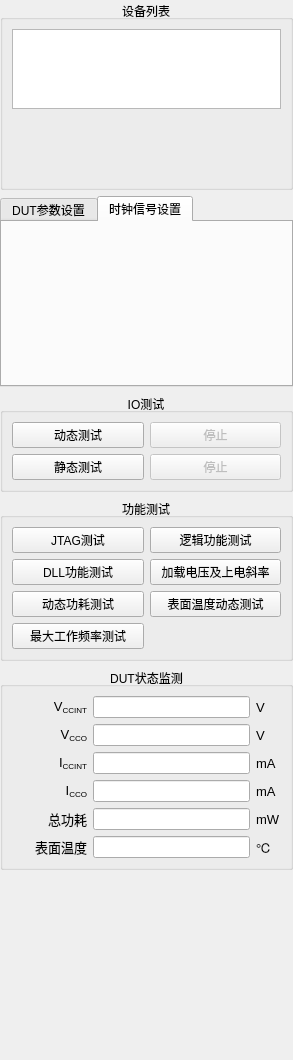
First picture: the form in xqv300/soft/zebra-scope/ControlPanel.ui, repository Quenii/ADCEVM, before the edit.
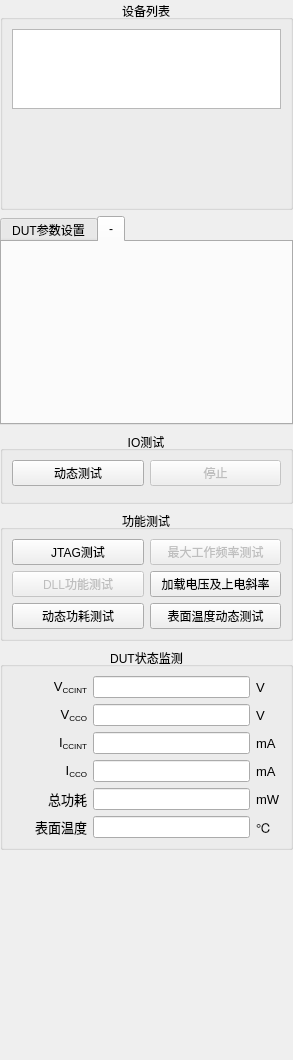
Second picture: the form after the edit. The open tabs and pages were chosen to show the change. Custom widgets are drawn as their Qt base class.

What changed in the file:
```diff
--- a/xqv300/soft/zebra-scope/ControlPanel.ui
+++ b/xqv300/soft/zebra-scope/ControlPanel.ui
@@ -66,6 +66,9 @@
    </item>
    <item>
     <widget class="QTabWidget" name="tabWidget">
+     <property name="enabled">
+      <bool>true</bool>
+     </property>
      <property name="tabPosition">
       <enum>QTabWidget::North</enum>
      </property>
@@ -96,7 +99,7 @@
      </widget>
      <widget class="QWidget" name="tab">
       <attribute name="title">
-       <string>时钟信号设置</string>
+       <string>-</string>
       </attribute>
       <layout class="QVBoxLayout" name="verticalLayout_5">
        <item>
@@ -162,23 +165,6 @@
          <property name="margin">
           <number>0</number>
          </property>
-         <item>
-          <widget class="QPushButton" name="pushButtonStartStaticTest">
-           <property name="text">
-            <string>静态测试</string>
-           </property>
-          </widget>
-         </item>
-         <item>
-          <widget class="QPushButton" name="pushButtonStopStaticTest">
-           <property name="enabled">
-            <bool>false</bool>
-           </property>
-           <property name="text">
-            <string>停止</string>
-           </property>
-          </widget>
-         </item>
         </layout>
        </widget>
       </item>
@@ -214,15 +200,12 @@
           </widget>
          </item>
          <item>
-          <widget class="QPushButton" name="pushButtonLogicTest">
-           <property name="sizePolicy">
-            <sizepolicy hsizetype="Preferred" vsizetype="Fixed">
-             <horstretch>0</horstretch>
-             <verstretch>0</verstretch>
-            </sizepolicy>
+          <widget class="QPushButton" name="pushButtonMaxFreq">
+           <property name="enabled">
+            <bool>false</bool>
            </property>
            <property name="text">
-            <string>逻辑功能测试</string>
+            <string>最大工作频率测试</string>
            </property>
           </widget>
          </item>
@@ -237,6 +220,9 @@
          </property>
          <item>
           <widget class="QPushButton" name="pushButtonDLLTest">
+           <property name="enabled">
+            <bool>false</bool>
+           </property>
            <property name="text">
             <string>DLL功能测试</string>
            </property>
@@ -272,16 +258,6 @@
         </property>
        </widget>
       </item>
-      <item row="3" column="0">
-       <widget class="QPushButton" name="pushButtonMaxFreq">
-        <property name="enabled">
-         <bool>true</bool>
-        </property>
-        <property name="text">
-         <string>最大工作频率测试</string>
-        </property>
-       </widget>
-      </item>
      </layout>
     </widget>
    </item>
```
Left out of the diff: 2 changed lines with no effect on the pictures.
